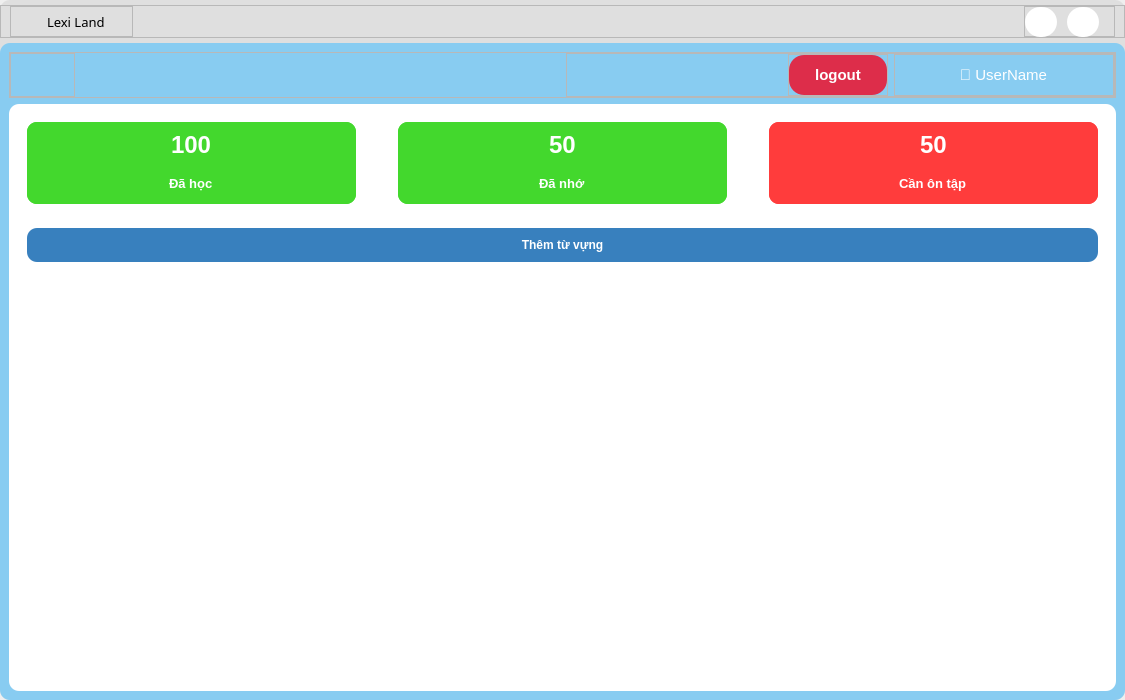
Qt form UI/forms/vocab.ui (yuukun123/LexiLand) before a commit.
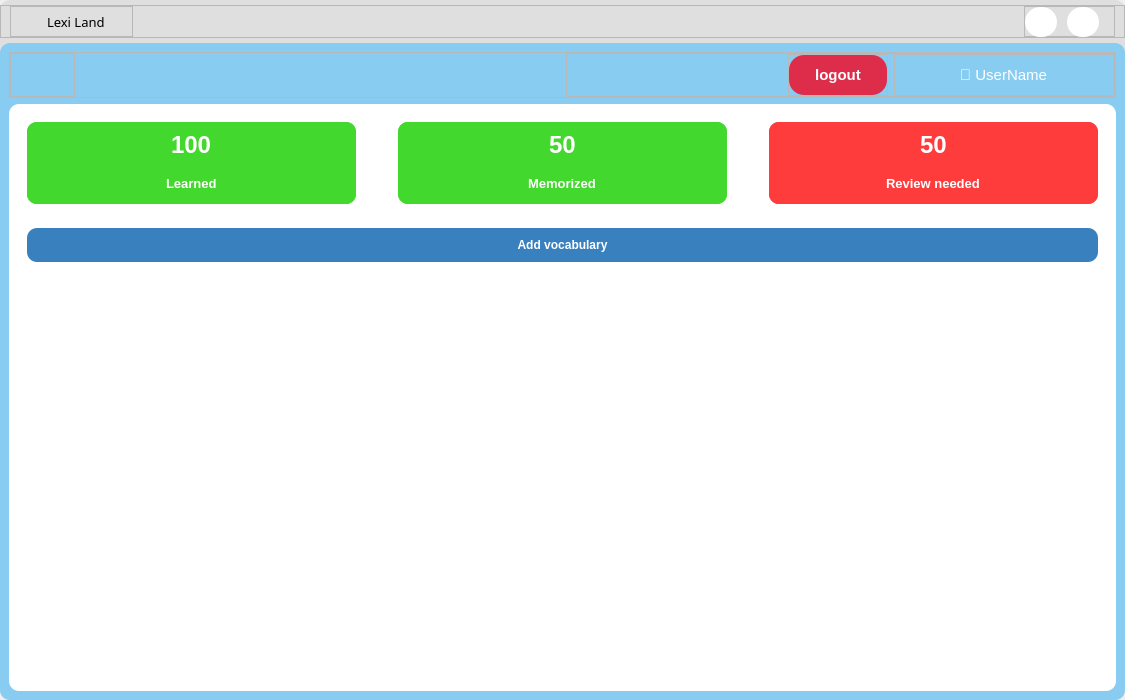
The same form after that commit. Icons and pictures are not drawn.

What changed in the file:
```diff
--- a/UI/forms/vocab.ui
+++ b/UI/forms/vocab.ui
@@ -713,7 +713,7 @@
                          </font>
                         </property>
                         <property name="text">
-                         <string>Đã học</string>
+                         <string>Learned</string>
                         </property>
                        </widget>
                       </item>
@@ -802,7 +802,7 @@
                          </font>
                         </property>
                         <property name="text">
-                         <string>Đã nhớ</string>
+                         <string>Memorized</string>
                         </property>
                        </widget>
                       </item>
@@ -910,7 +910,7 @@
                          </font>
                         </property>
                         <property name="text">
-                         <string>Cần ôn tập</string>
+                         <string>Review needed</string>
                         </property>
                        </widget>
                       </item>
@@ -975,7 +975,7 @@
 }</string>
                      </property>
                      <property name="text">
-                      <string>Thêm từ vựng</string>
+                      <string>Add vocabulary</string>
                      </property>
                      <property name="icon">
                       <iconset resource="../../resource/resource.qrc">
```
Left out of the diff: 4 changed lines with no effect on the pictures.
